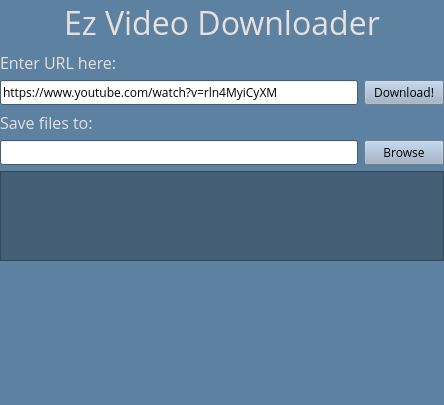
This is downloader.ui in wsowens/downloader as Qt 5 draws it before an edit. The edited form follows.
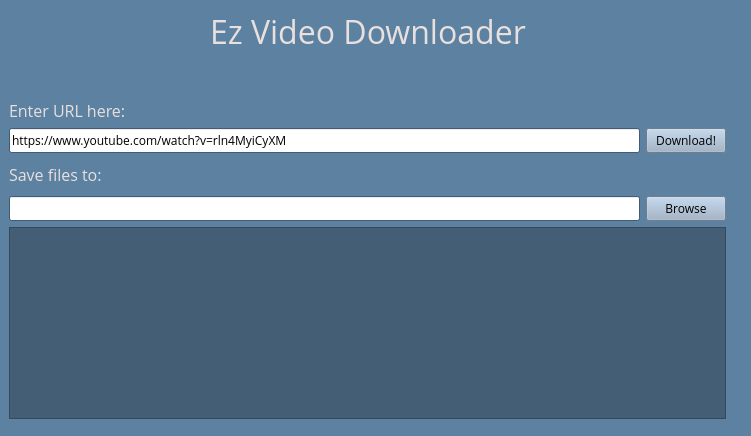
This is the edited form.

Diff of the .ui file:
```diff
--- a/downloader.ui
+++ b/downloader.ui
@@ -6,8 +6,8 @@
    <rect>
     <x>0</x>
     <y>0</y>
-    <width>444</width>
-    <height>405</height>
+    <width>751</width>
+    <height>436</height>
    </rect>
   </property>
   <property name="palette">
@@ -433,23 +433,25 @@
   <property name="windowTitle">
    <string>Ez Video Downloader</string>
   </property>
+  <property name="documentMode">
+   <bool>true</bool>
+  </property>
   <widget class="QWidget" name="centralwidget">
+   <property name="enabled">
+    <bool>true</bool>
+   </property>
    <property name="maximumSize">
     <size>
      <width>735</width>
      <height>428</height>
     </size>
    </property>
-   <widget class="QWidget" name="verticalLayoutWidget">
-    <property name="geometry">
-     <rect>
-      <x>0</x>
-      <y>0</y>
-      <width>444</width>
-      <height>261</height>
-     </rect>
-    </property>
-    <layout class="QVBoxLayout" name="verticalLayout">
+   <property name="layoutDirection">
+    <enum>Qt::LeftToRight</enum>
+   </property>
+   <layout class="QGridLayout" name="gridLayout">
+    <item row="0" column="0">
+     <layout class="QVBoxLayout" name="verticalLayout" stretch="1,1,1,1,1,1,0">
      <item>
       <layout class="QHBoxLayout" name="titlebox">
        <item>
@@ -526,7 +528,7 @@
          </property>
         </widget>
        </item>
-       <item>
+        <item alignment="Qt::AlignHCenter">
         <widget class="QPushButton" name="download">
          <property name="styleSheet">
           <string notr="true">background-color: rgb(155, 176, 199);</string>
@@ -597,7 +599,8 @@
       </widget>
      </item>
     </layout>
-   </widget>
+    </item>
+   </layout>
   </widget>
  </widget>
  <resources/>
```
Lines whose indentation alone changed are shown as unchanged.
